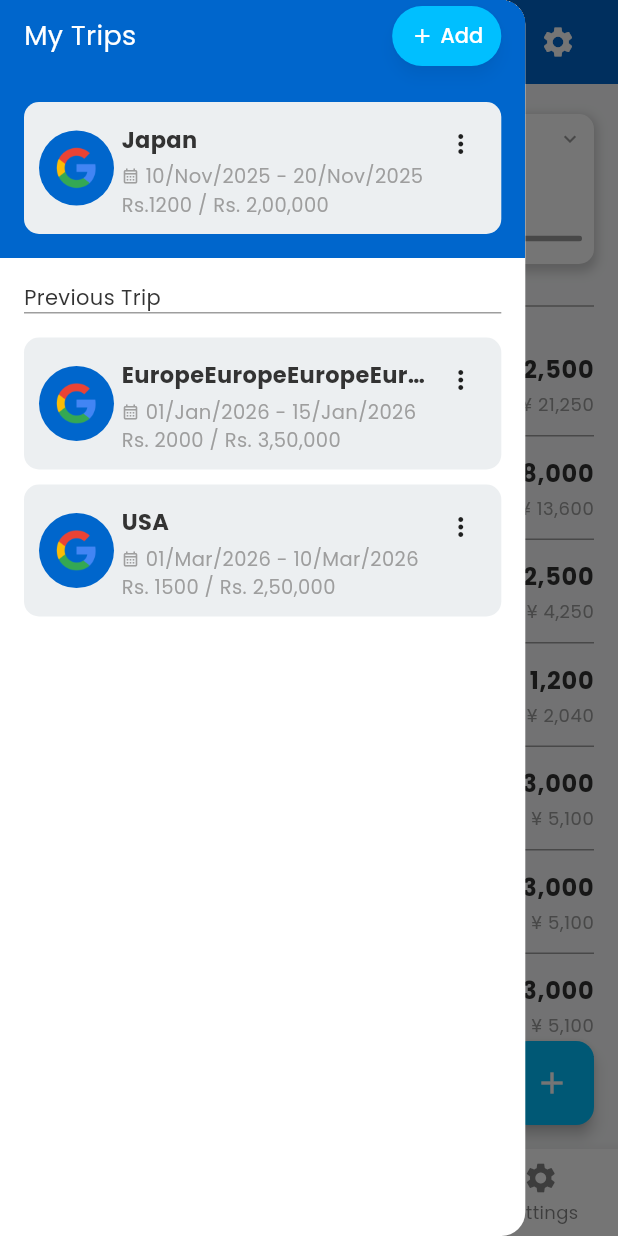
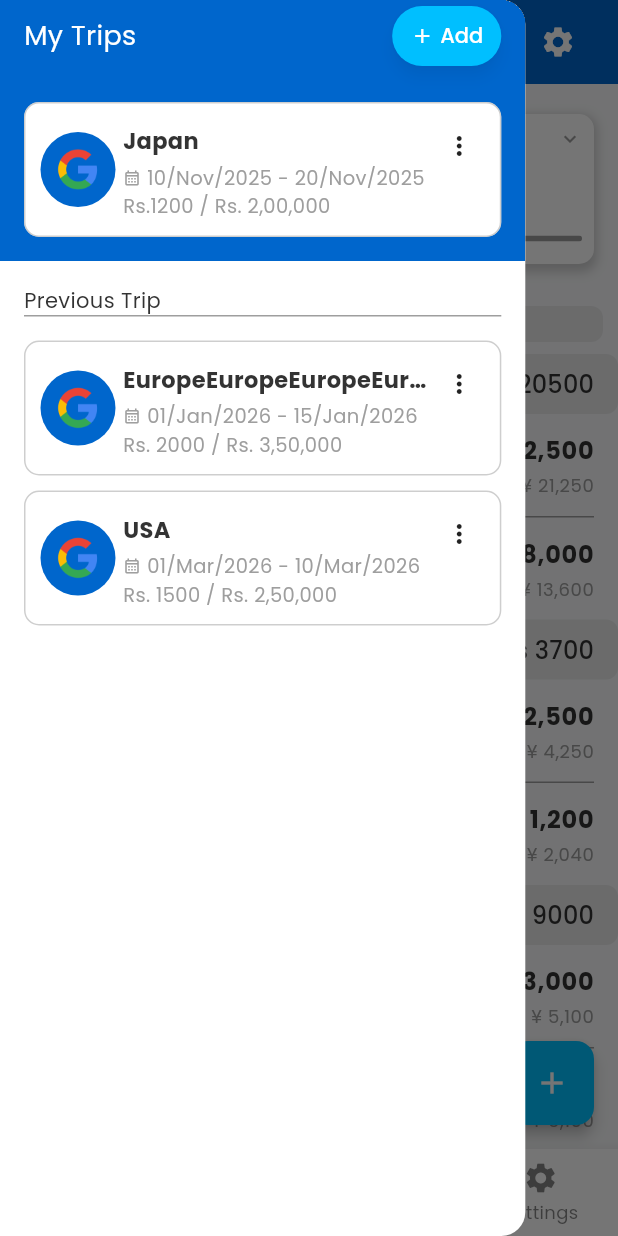
Before and after one commit to shubham1295/triptrack, a Flutter app: the screen it shows after launch, after a tap on "Continue with Google", after a tap on the "menu" icon, on a phone screen of 412 x 824 dp. Run offline on Flutter 3.47's test engine with Material 3 defaults, Android fonts, the phone set to English and light mode, and no system bars; our stand-ins replace google_fonts.

Commit message:
#6 Group entries by date and improve theming
Entries are now grouped and displayed by date in the entries screen, with daily totals shown. The Entry model includes a date field, and UI components such as EntryItem, TripCard, and AppDrawer have improved theming for better dark mode and color consistency. Dividers between entries are now omitted for the last item in each group.

```diff
--- a/lib/models/entry.dart
+++ b/lib/models/entry.dart
@@ -4,6 +4,7 @@ class Entry {
   final String description;
   final String amount;
   final String convertedAmount;
+  final DateTime date;
 
   const Entry({
     required this.imagePath,
@@ -11,5 +12,6 @@ class Entry {
     required this.description,
     required this.amount,
     required this.convertedAmount,
+    required this.date,
   });
 }
--- a/lib/screens/entries_screen.dart
+++ b/lib/screens/entries_screen.dart
@@ -2,6 +2,7 @@ import 'package:flutter/material.dart';
 import 'package:triptrack/models/entry.dart';
 import 'package:triptrack/widgets/entry_item.dart';
 import 'package:triptrack/widgets/summary_card.dart';
+import 'package:intl/intl.dart';
 
 class EntriesScreen extends StatefulWidget {
   const EntriesScreen({super.key});
@@ -11,13 +12,21 @@ class EntriesScreen extends StatefulWidget {
 }
 
 class _EntriesScreenState extends State<EntriesScreen> {
-  final List<Entry> _entries = const [
+  double _parseAmount(String amountString) {
+    final cleanedAmount = amountString
+        .replaceAll('Rs ', '')
+        .replaceAll(',', '');
+    return double.tryParse(cleanedAmount) ?? 0.0;
+  }
+
+  final List<Entry> _entries = [
     Entry(
       imagePath: 'assets/images/google_logo.png',
       name: 'Flight Ticket',
       description: 'Tokyo Flight',
       amount: 'Rs 12,500',
       convertedAmount: '¥ 21,250',
+      date: DateTime.now(),
     ),
     Entry(
       imagePath: 'assets/images/google_logo.png',
@@ -25,6 +34,7 @@ class _EntriesScreenState extends State<EntriesScreen> {
       description: 'Shinjuku Hotel',
       amount: 'Rs 8,000',
       convertedAmount: '¥ 13,600',
+      date: DateTime.now(),
     ),
     Entry(
       imagePath: 'assets/images/google_logo.png',
@@ -32,6 +42,7 @@ class _EntriesScreenState extends State<EntriesScreen> {
       description: 'Dinner at Senso-ji',
       amount: 'Rs 2,500',
       convertedAmount: '¥ 4,250',
+      date: DateTime.now().subtract(const Duration(days: 1)),
     ),
     Entry(
       imagePath: 'assets/images/google_logo.png',
@@ -39,6 +50,7 @@ class _EntriesScreenState extends State<EntriesScreen> {
       description: 'Taxi to Airport',
       amount: 'Rs 1,200',
       convertedAmount: '¥ 2,040',
+      date: DateTime.now().subtract(const Duration(days: 1)),
     ),
     Entry(
       imagePath: 'assets/images/google_logo.png',
@@ -46,6 +58,7 @@ class _EntriesScreenState extends State<EntriesScreen> {
       description: 'Souvenirs',
       amount: 'Rs 3,000',
       convertedAmount: '¥ 5,100',
+      date: DateTime.now().subtract(const Duration(days: 2)),
     ),
     Entry(
       imagePath: 'assets/images/google_logo.png',
@@ -53,6 +66,7 @@ class _EntriesScreenState extends State<EntriesScreen> {
       description: 'Souvenirs',
       amount: 'Rs 3,000',
       convertedAmount: '¥ 5,100',
+      date: DateTime.now().subtract(const Duration(days: 2)),
     ),
     Entry(
       imagePath: 'assets/images/google_logo.png',
@@ -60,8 +74,41 @@ class _EntriesScreenState extends State<EntriesScreen> {
       description: 'Souvenirs',
       amount: 'Rs 3,000',
       convertedAmount: '¥ 5,100',
+      date: DateTime.now().subtract(const Duration(days: 2)),
     ),
   ];
+
+  Map<DateTime, List<Entry>> _groupedEntries = {};
+  Map<DateTime, double> _dailyTotals = {};
+
+  @override
+  void initState() {
+    super.initState();
+    _groupEntriesByDate();
+  }
+
+  void _groupEntriesByDate() {
+    _groupedEntries.clear();
+    _dailyTotals.clear();
+
+    for (var entry in _entries) {
+      // Normalize date to remove time component for grouping
+      final date = DateTime(entry.date.year, entry.date.month, entry.date.day);
+
+      _groupedEntries.putIfAbsent(date, () => []).add(entry);
+      _dailyTotals.update(
+        date,
+        (value) => value + _parseAmount(entry.amount),
+        ifAbsent: () => _parseAmount(entry.amount),
+      );
+    }
+
+    // Sort dates in descending order
+    _groupedEntries = Map.fromEntries(
+      _groupedEntries.entries.toList()
+        ..sort((e1, e2) => e2.key.compareTo(e1.key)),
+    );
+  }
 
   void _showDetailOptionsSheet(BuildContext context) {
     const options = [
@@ -144,20 +191,90 @@ class _EntriesScreenState extends State<EntriesScreen> {
             ],
           ),
         ),
-        const Divider(indent: 16.0, endIndent: 16.0, color: Colors.grey),
-        const SizedBox(height: 10),
+        Container(
+          decoration: BoxDecoration(
+            color: Theme.of(context).brightness == Brightness.dark
+                ? Theme.of(context).colorScheme.surface
+                : Theme.of(context).colorScheme.onSurface.withOpacity(0.08),
+            borderRadius: BorderRadius.circular(8.0),
+          ),
+          // padding: const EdgeInsets.symmetric(horizontal: 16.0, vertical: 8.0),
+          margin: const EdgeInsets.symmetric(horizontal: 10.0, vertical: 8.0),
+          child: Center(
+            child: Text(
+              'Trip Ended',
+              style: Theme.of(context).textTheme.titleMedium?.copyWith(
+                color: Theme.of(context).colorScheme.onSurface,
+                fontWeight: FontWeight.bold,
+              ),
+            ),
+          ),
+        ),
         Expanded(
           child: ListView.builder(
             padding: const EdgeInsets.only(top: 0, bottom: 96),
-            itemCount: _entries.length,
+            itemCount: _groupedEntries.keys.length,
             itemBuilder: (BuildContext context, int index) {
-              final entry = _entries[index];
+              final date = _groupedEntries.keys.elementAt(index);
+              final entriesForDate = _groupedEntries[date]!;
+              final totalAmount = _dailyTotals[date]!;
+
+              return Column(
+                crossAxisAlignment: CrossAxisAlignment.start,
+                children: [
+                  Container(
+                    decoration: BoxDecoration(
+                      color: Theme.of(context).brightness == Brightness.dark
+                          ? Theme.of(context).colorScheme.surface
+                          : Theme.of(
+                              context,
+                            ).colorScheme.onSurface.withOpacity(0.08),
+                      borderRadius: BorderRadius.circular(
+                        8.0,
+                      ), // Example radius
+                    ),
+                    padding: const EdgeInsets.symmetric(
+                      horizontal: 16.0,
+                      vertical: 8.0,
+                    ),
+                    child: Row(
+                      mainAxisAlignment: MainAxisAlignment.spaceBetween,
+                      children: [
+                        Text(
+                          DateFormat('EEEE, MMM d, yyyy').format(date),
+                          style: Theme.of(context).textTheme.titleMedium
+                              ?.copyWith(
+                                color: Theme.of(context).colorScheme.onSurface,
+                              ),
+                        ),
+                        Text(
+                          'Rs ${totalAmount.toStringAsFixed(0)}', // Format as needed
+                          style: Theme.of(context).textTheme.titleMedium
+                              ?.copyWith(
+                                color: Theme.of(context).colorScheme.onSurface,
+                              ),
+                        ),
+                      ],
+                    ),
+                  ),
+                  ...entriesForDate.asMap().entries.map((mapEntry) {
+                    final entryIndex = mapEntry.key;
+                    final entry = mapEntry.value;
+                    final isLastItem = entryIndex == entriesForDate.length - 1;
                     return EntryItem(
                       imagePath: entry.imagePath,
                       name: entry.name,
                       description: entry.description,
                       amount: entry.amount,
                       convertedAmount: entry.convertedAmount,
+                      isLastItem: isLastItem,
+                    );
+                  }),
+                  // const Divider(
+                  //   indent: 16.0,
+                  //   endIndent: 16.0,
+                  // ), // Separator between dates
+                ],
               );
             },
           ),
--- a/lib/theme/app_theme.dart
+++ b/lib/theme/app_theme.dart
@@ -30,6 +30,7 @@ class AppTheme {
         onSurface: AppColors.text,
         onError: AppColors.white,
         onSurfaceVariant: AppColors.grey,
+        outline: AppColors.grey.withOpacity(0.5),
       ),
       scaffoldBackgroundColor: AppColors.background,
       textTheme: _buildTextTheme(isDarkMode: false),
@@ -107,6 +108,7 @@ class AppTheme {
         onSurface: AppColorsDark.text,
         onError: AppColorsDark.white,
         onSurfaceVariant: AppColorsDark.text.withOpacity(0.7),
+        outline: AppColorsDark.text.withOpacity(0.2),
       ),
       scaffoldBackgroundColor: AppColorsDark.background,
       textTheme: _buildTextTheme(isDarkMode: true),
--- a/lib/widgets/app_drawer.dart
+++ b/lib/widgets/app_drawer.dart
@@ -15,7 +15,9 @@ class AppDrawer extends StatelessWidget {
       child: Column(
         children: [
           Container(
-            color: Theme.of(context).colorScheme.primary,
+            color: Theme.of(context).brightness == Brightness.dark
+                ? Theme.of(context).scaffoldBackgroundColor
+                : Theme.of(context).colorScheme.primary,
             child: Padding(
               padding: EdgeInsets.only(
                 top: MediaQuery.of(context).padding.top,
@@ -31,7 +33,9 @@ class AppDrawer extends StatelessWidget {
                       Text(
                         AppStrings.myTrips,
                         style: TextStyle(
-                          color: Theme.of(context).colorScheme.onPrimary,
+                          color: Theme.of(context).brightness == Brightness.dark
+                              ? Theme.of(context).colorScheme.onSurface
+                              : Theme.of(context).colorScheme.onPrimary,
                           fontSize: AppConstants.myTripsFontSize,
                         ),
                       ),
--- a/lib/widgets/entry_item.dart
+++ b/lib/widgets/entry_item.dart
@@ -7,6 +7,7 @@ class EntryItem extends StatelessWidget {
   final String amount;
   final String convertedAmount;
   final VoidCallback? onTap;
+  final bool isLastItem;
 
   const EntryItem({
     super.key,
@@ -16,6 +17,7 @@ class EntryItem extends StatelessWidget {
     required this.amount,
     this.onTap,
     required this.convertedAmount,
+    this.isLastItem = false,
   });
 
   // Note: conversion is currently hardcoded below. Replace with dynamic logic later.
@@ -111,6 +113,7 @@ class EntryItem extends StatelessWidget {
             ),
           ),
         ),
+        if (!isLastItem)
           const Divider(
             indent: 16.0,
             endIndent: 16.0,
--- a/lib/widgets/trip_card.dart
+++ b/lib/widgets/trip_card.dart
@@ -21,8 +21,9 @@ class TripCard extends StatelessWidget {
     return Container(
       padding: const EdgeInsets.all(10),
       decoration: BoxDecoration(
-        color: Colors.blueGrey[50],
+        color: Theme.of(context).cardTheme.color,
         borderRadius: AppConstants.cardBorderRadius,
+        border: Border.all(color: Theme.of(context).colorScheme.outline),
       ),
       child: Row(
         children: [
@@ -42,9 +43,10 @@ class TripCard extends StatelessWidget {
                     Expanded(
                       child: Text(
                         title,
-                        style: const TextStyle(
+                        style: TextStyle(
                           fontSize: 15,
                           fontWeight: FontWeight.bold,
+                          color: Theme.of(context).colorScheme.onSurface,
                         ),
                         overflow: TextOverflow.ellipsis,
                       ),
@@ -76,26 +78,26 @@ class TripCard extends StatelessWidget {
                 ),
                 Row(
                   children: [
-                    const Icon(
+                    Icon(
                       Icons.calendar_month_outlined,
                       size: AppConstants.calendarIconSize,
-                      color: AppConstants.greyColor,
+                      color: Theme.of(context).colorScheme.onSurfaceVariant,
                     ),
                     const SizedBox(width: 4),
                     Text(
                       date,
-                      style: const TextStyle(
+                      style: TextStyle(
                         fontSize: 13,
-                        color: AppConstants.greyColor,
+                        color: Theme.of(context).colorScheme.onSurfaceVariant,
                       ),
                     ),
                   ],
                 ),
                 Text(
                   budget,
-                  style: const TextStyle(
+                  style: TextStyle(
                     fontSize: 13,
-                    color: AppConstants.greyColor,
+                    color: Theme.of(context).colorScheme.onSurfaceVariant,
                   ),
                 ),
               ],
```
Lines whose indentation alone changed are shown as unchanged.
